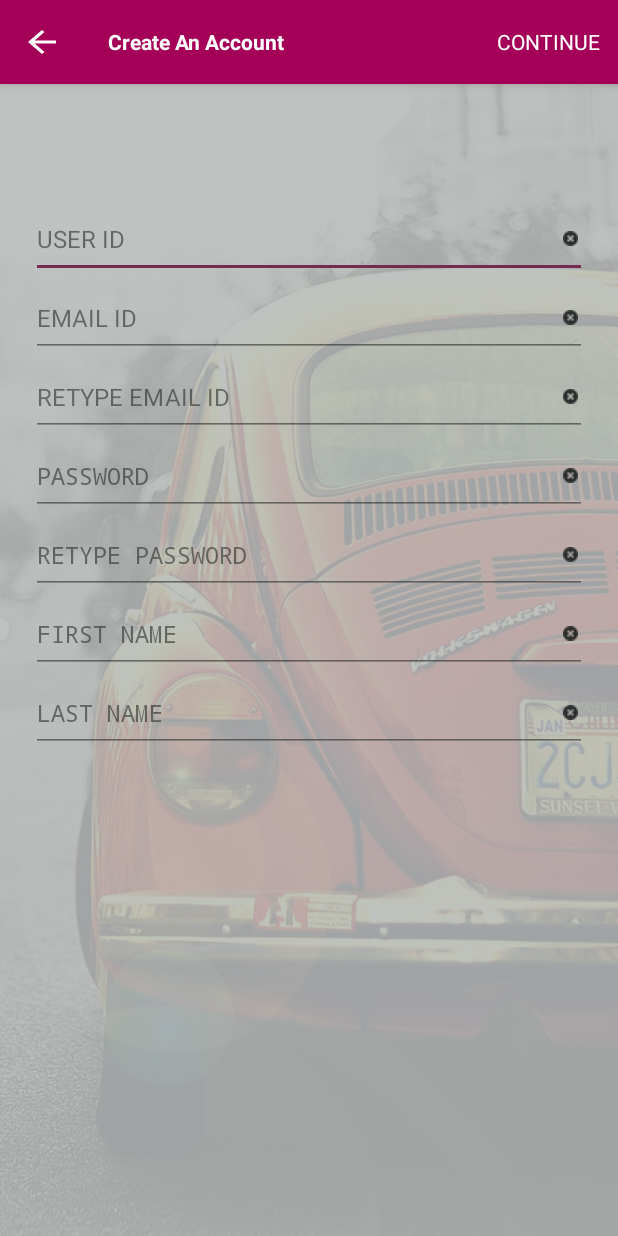
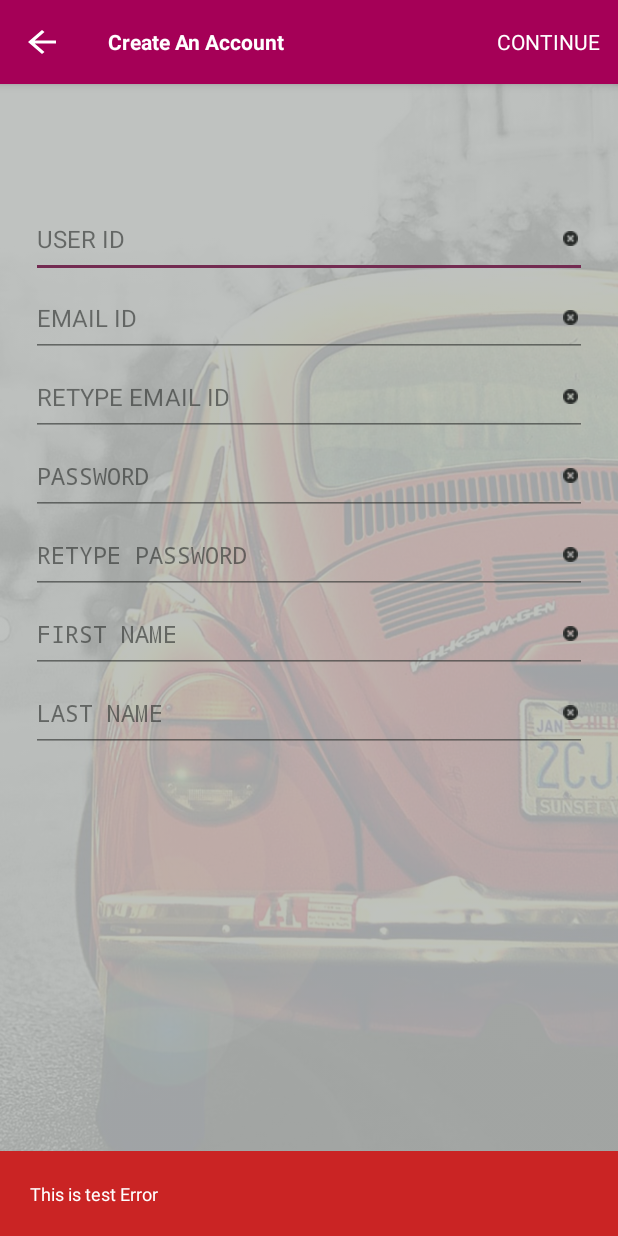
Before and after one commit to sudipto1304/poolcar-android, an Android app: the NotificationFragment screen opened directly, with no data from a screen before it, after a tap on "CONTINUE", on a phone screen of 412 x 824 dp. Run offline under Robolectric (Android 15) with nearby library versions, the phone set to English and light mode, and no system bars.

Commit message:
building registration screen

```diff
--- /dev/null
+++ b/app/src/main/java/com/poolcar/activity/BaseActivity.java
@@ -0,0 +1,46 @@
+package com.poolcar.activity;
+
+import android.net.Uri;
+import android.os.Bundle;
+import android.support.v4.app.FragmentManager;
+import android.support.v4.app.FragmentTransaction;
+import android.support.v7.app.AppCompatActivity;
+
+import com.poolcar.fragments.ActionSheetFragment;
+import com.poolcar.fragments.NotificationFragment;
+import com.poolcar.utils.AppConstant;
+
+public class BaseActivity extends AppCompatActivity implements AppConstant, NotificationFragment.OnFragmentInteractionListener, ActionSheetFragment.OnFragmentInteractionListener{
+
+
+
+    public void showError(String errorText){
+        FragmentManager fragmentManager = getSupportFragmentManager();
+        FragmentTransaction fragmentTransaction = fragmentManager.beginTransaction();
+        NotificationFragment nf = new NotificationFragment();
+        Bundle bundle = new Bundle();
+        bundle.putString(NOTIFICATION_TYPE, ERROR_NOTIFICATION);
+        bundle.putString(NOTIFICATION_TEXT, errorText);
+        nf.setArguments(bundle);
+        fragmentTransaction.add(android.R.id.content, nf, "HELLO");
+        fragmentTransaction.addToBackStack("Banner");
+        fragmentTransaction.commit();
+    }
+
+    public void cancelError(){
+        getSupportFragmentManager().popBackStack();
+    }
+
+    @Override
+    public void onFragmentInteraction(Uri uri) {
+
+    }
+
+    @Override
+    public void onPointerCaptureChanged(boolean hasCapture) {
+
+    }
+
+
+
+}
--- a/app/src/main/java/com/poolcar/activity/OuterBaseActivity.java
+++ b/app/src/main/java/com/poolcar/activity/OuterBaseActivity.java
@@ -1,22 +1,11 @@
 package com.poolcar.activity;
 
 
-import android.net.Uri;
 import android.os.Bundle;
 import android.os.PersistableBundle;
 import android.support.annotation.Nullable;
-import android.support.v4.app.FragmentManager;
-import android.support.v4.app.FragmentTransaction;
-import android.support.v7.app.AppCompatActivity;
-import android.view.View;
-import android.view.animation.TranslateAnimation;
 
-import com.poolcar.R;
-import com.poolcar.fragments.ActionSheetFragment;
-import com.poolcar.fragments.NotificationFragment;
-import com.poolcar.utils.AppConstant;
-
-public class OuterBaseActivity extends AppCompatActivity implements AppConstant, NotificationFragment.OnFragmentInteractionListener, ActionSheetFragment.OnFragmentInteractionListener {
+public class OuterBaseActivity extends BaseActivity {
 
     @Override
     public void onCreate(@Nullable Bundle savedInstanceState, @Nullable PersistableBundle persistentState) {
@@ -25,27 +14,7 @@ public class OuterBaseActivity extends AppCompatActivity implements AppConstant,
     }
 
 
-    public void showError(String errorText){
-        FragmentManager fragmentManager = getSupportFragmentManager();
-        FragmentTransaction fragmentTransaction = fragmentManager.beginTransaction();
-        NotificationFragment nf = new NotificationFragment();
-        Bundle bundle = new Bundle();
-        bundle.putString(NOTIFICATION_TYPE, ERROR_NOTIFICATION);
-        bundle.putString(NOTIFICATION_TEXT, errorText);
-        nf.setArguments(bundle);
-        fragmentTransaction.add(android.R.id.content, nf, "HELLO");
-        fragmentTransaction.commit();
-    }
 
-    @Override
-    public void onFragmentInteraction(Uri uri) {
-
-    }
-
-    @Override
-    public void onPointerCaptureChanged(boolean hasCapture) {
-
-    }
 
 
 }
--- a/app/src/main/java/com/poolcar/fragments/NotificationFragment.java
+++ b/app/src/main/java/com/poolcar/fragments/NotificationFragment.java
@@ -3,8 +3,10 @@ package com.poolcar.fragments;
 import android.content.Context;
 import android.net.Uri;
 import android.os.Bundle;
+import android.os.Handler;
 import android.support.annotation.Nullable;
 import android.support.v4.app.Fragment;
+import android.support.v7.app.AppCompatActivity;
 import android.view.LayoutInflater;
 import android.view.View;
 import android.view.ViewGroup;
@@ -12,10 +14,15 @@ import android.view.animation.Animation;
 import android.view.animation.AnimationUtils;
 import android.view.animation.TranslateAnimation;
 import android.widget.LinearLayout;
+import android.widget.RelativeLayout;
 import android.widget.TextView;
 
 import com.poolcar.R;
+import com.poolcar.activity.BaseActivity;
+import com.poolcar.activity.OuterBaseActivity;
 import com.poolcar.utils.AppConstant;
+
+import java.net.URI;
 
 /**
  * A simple {@link Fragment} subclass.
@@ -30,7 +37,6 @@ public class NotificationFragment extends Fragment {
     // the fragment initialization parameters, e.g. ARG_ITEM_NUMBER
     private static final String ARG_PARAM1 = "param1";
     private static final String ARG_PARAM2 = "param2";
-
     // TODO: Rename and change types of parameters
     private String mParam1;
     private String mParam2;
@@ -40,6 +46,7 @@ public class NotificationFragment extends Fragment {
     public NotificationFragment() {
         // Required empty public constructor
     }
+
 
     /**
      * Use this factory method to create a new instance of
@@ -117,18 +124,28 @@ public class NotificationFragment extends Fragment {
     @Override
     public void onActivityCreated(@Nullable Bundle savedInstanceState) {
         super.onActivityCreated(savedInstanceState);
-        LinearLayout notificationLayout = getActivity().findViewById(R.id.notificationTextLayout);
+        RelativeLayout mLayout = getActivity().findViewById(R.id.notificationLayout);
+        mLayout.bringToFront();
+        final LinearLayout notificationLayout = getActivity().findViewById(R.id.notificationTextLayout);
         TextView notificationText = getActivity().findViewById(R.id.notificationText);
         if(this.getArguments().getString(AppConstant.NOTIFICATION_TYPE).equals(AppConstant.ERROR_NOTIFICATION)){
             notificationLayout.setBackgroundColor(getActivity().getResources().getColor(R.color.errorRed));
             notificationText.setText(getArguments().getString(AppConstant.NOTIFICATION_TEXT));
-            slideUp(notificationLayout);
-            //slideDown(notificationLayout);
-
+            showBanner(notificationLayout);
         }
 
     }
 
+
+    private void showBanner(final LinearLayout notificationLayout){
+        slideUp(notificationLayout);
+        Handler handler = new Handler();
+        handler.postDelayed(new Runnable(){
+            public void run() {
+                slideDown(notificationLayout);
+            }
+        }, 2000);
+    }
 
 
     public void slideUp(LinearLayout view){
@@ -139,5 +156,13 @@ public class NotificationFragment extends Fragment {
     public void slideDown(LinearLayout view){
         Animation bottomDown = AnimationUtils.loadAnimation(getActivity().getApplicationContext(),R.anim.slide_down);
         view.startAnimation(bottomDown);
+        Handler handler = new Handler();
+        handler.postDelayed(new Runnable(){
+            public void run() {
+                ((BaseActivity)getActivity()).cancelError();
+            }
+
+        }, 900);
+
     }
 }
--- a/app/src/main/res/anim/slide_down.xml
+++ b/app/src/main/res/anim/slide_down.xml
@@ -1,10 +1,7 @@
 <?xml version="1.0" encoding="utf-8"?>
-<set xmlns:android="http://schemas.android.com/apk/res/android" >
+<set xmlns:android="http://schemas.android.com/apk/res/android" android:fillAfter="true">
 
-    <scale
-        android:duration="1500"
-        android:fromXScale="1.0"
-        android:fromYScale="1.0"
-        android:toXScale="1.0"
-        android:toYScale="0.0" />
+    <translate android:fromYDelta="0%" android:toYDelta="100%"
+        android:fillAfter="true"
+        android:duration="800"/>
 </set>
--- a/app/src/main/res/anim/slide_up.xml
+++ b/app/src/main/res/anim/slide_up.xml
@@ -1,10 +1,7 @@
 <?xml version="1.0" encoding="utf-8"?>
-<set xmlns:android="http://schemas.android.com/apk/res/android" >
+<set xmlns:android="http://schemas.android.com/apk/res/android" android:fillAfter="true">
 
-    <scale
-        android:duration="1500"
-        android:fromXScale="1.0"
-        android:fromYScale="0.0"
-        android:toXScale="1.0"
-        android:toYScale="1.0" />
+    <translate android:fromYDelta="100%" android:toYDelta="0%"
+        android:fillAfter="true"
+        android:duration="800"/>
 </set>
--- a/app/src/main/res/layout/activity_app_init.xml
+++ b/app/src/main/res/layout/activity_app_init.xml
@@ -223,5 +223,4 @@
 
 
 
-
 </android.support.constraint.ConstraintLayout>
--- a/app/src/main/res/layout/fragment_notification.xml
+++ b/app/src/main/res/layout/fragment_notification.xml
@@ -3,6 +3,7 @@
     xmlns:tools="http://schemas.android.com/tools"
     android:layout_width="match_parent"
     android:layout_height="match_parent"
+    android:id="@+id/notificationLayout"
     tools:context=".fragments.NotificationFragment"
     android:background="@color/opacityGray">
 
```
